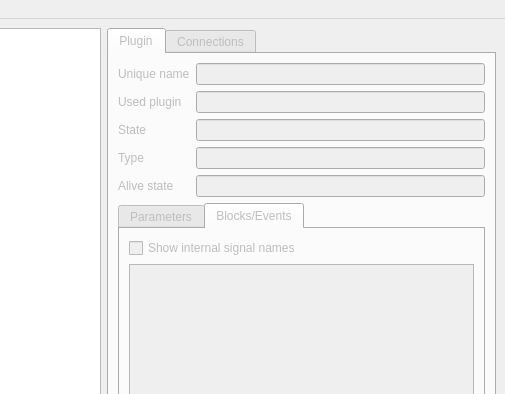
Qt form ui/gui/default/PluginOverviewMenu.ui (TUB-Control/PaPI) before a commit; both pictures show x 298 to 803 and y 0 to 394 of the 803 by 614 pixel window.
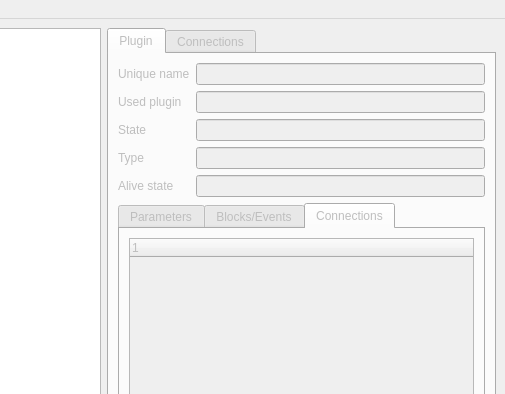
The same form after that commit.

Commit message: Changed due to new connection tab.

```diff
--- a/ui/gui/default/PluginOverviewMenu.ui
+++ b/ui/gui/default/PluginOverviewMenu.ui
@@ -96,7 +96,7 @@
           <item>
            <widget class="QTabWidget" name="tabWidget_2">
             <property name="currentIndex">
-             <number>1</number>
+             <number>2</number>
             </property>
             <widget class="QWidget" name="parameterTab">
              <attribute name="title">
@@ -125,6 +125,22 @@
               </item>
              </layout>
             </widget>
+            <widget class="QWidget" name="connectionTab_2">
+             <attribute name="title">
+              <string>Connections</string>
+             </attribute>
+             <layout class="QVBoxLayout" name="verticalLayout_7">
+              <item>
+               <widget class="QTreeWidget" name="connectionTree">
+                <column>
+                 <property name="text">
+                  <string notr="true">1</string>
+                 </property>
+                </column>
+               </widget>
+              </item>
+             </layout>
+            </widget>
            </widget>
           </item>
           <item>
```
Left out of the diff: 2 changed lines with no effect on the pictures. The commit also changes 5 other files.
